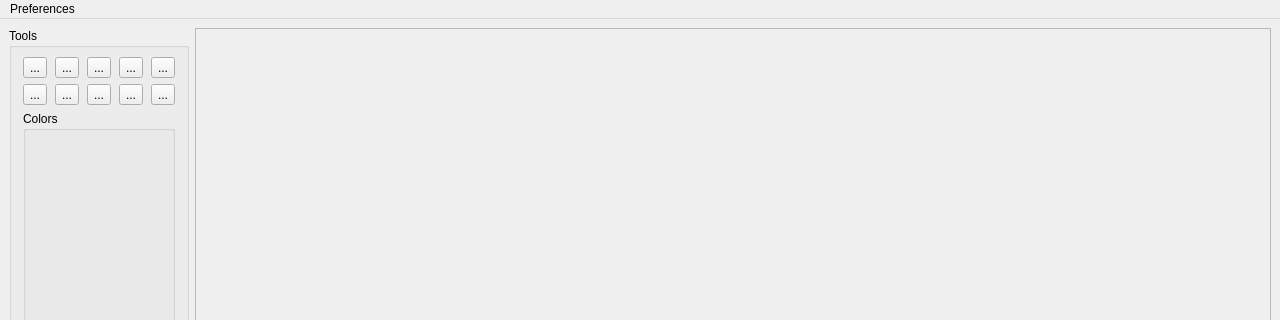
Above: Ink/editor.ui from ErnestsEida/project-ink before the change; both pictures show x 0 to 1280 and y 0 to 320 of the 1280 by 720 pixel window. Below: the same form after it.
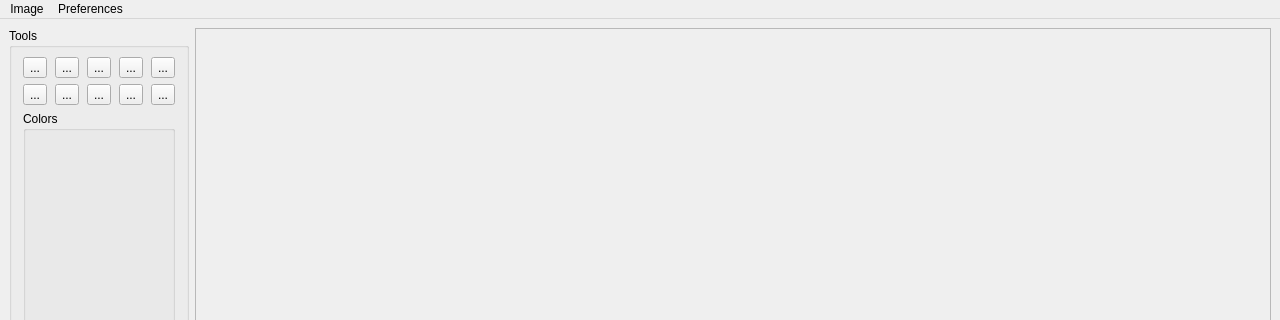
That is the form after the change.

Patch:
```diff
--- a/Ink/editor.ui
+++ b/Ink/editor.ui
@@ -152,6 +152,13 @@
     </property>
     <addaction name="actionOptions"/>
    </widget>
+   <widget class="QMenu" name="menuImage">
+    <property name="title">
+     <string>Image</string>
+    </property>
+    <addaction name="actionSettings"/>
+   </widget>
+   <addaction name="menuImage"/>
    <addaction name="menuPreferences"/>
   </widget>
   <widget class="QStatusBar" name="statusbar"/>
```
Left out of the diff: 5 changed lines with no effect on the pictures.
